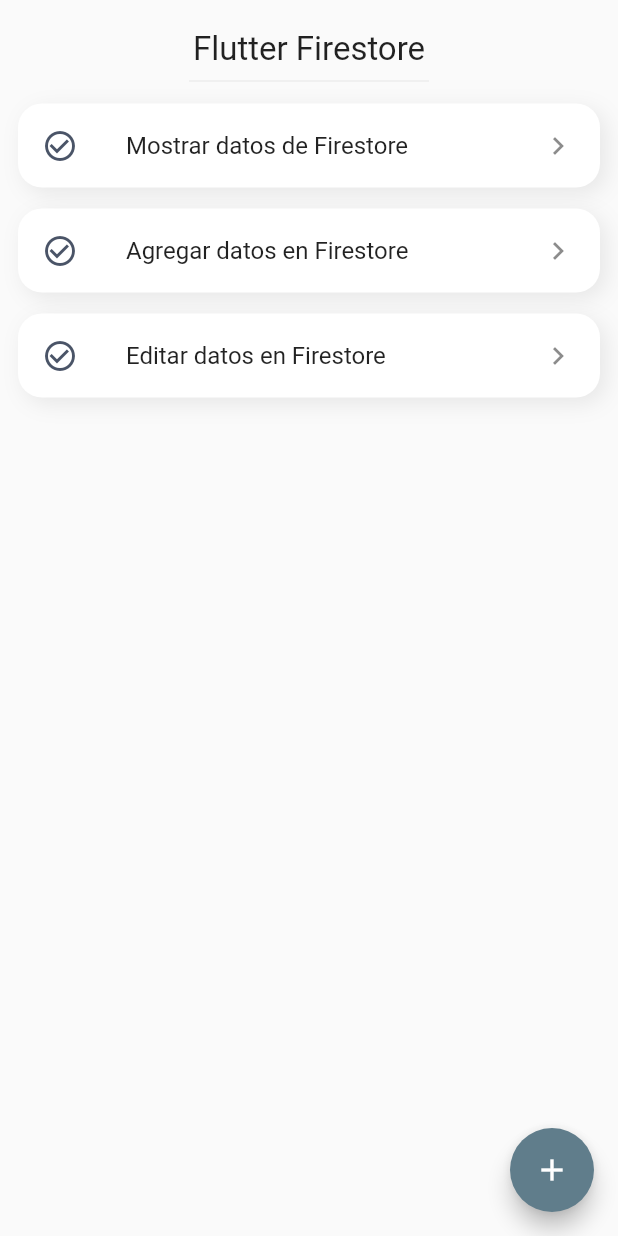
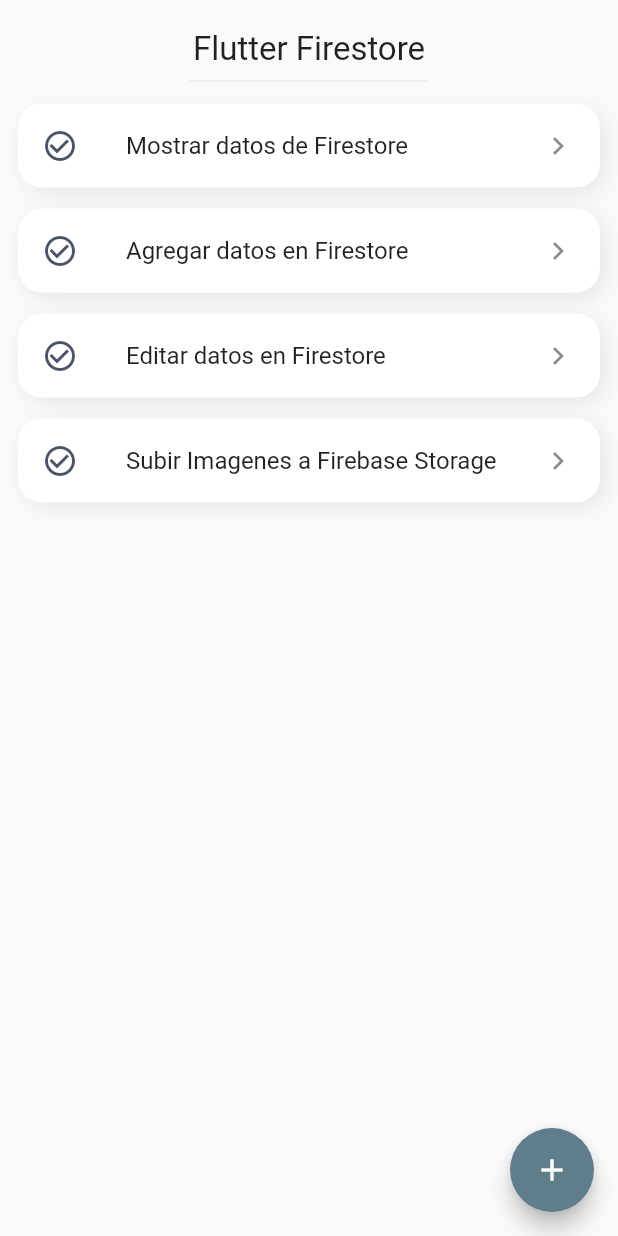
Before and after one commit to cparragatorres/flutter_firebase_crud, a Flutter app: the screen it shows after launch, on a phone screen of 412 x 824 dp. Run offline on Flutter 3.47's test engine with Material 2 defaults, Android fonts, the phone set to English and light mode, and no system bars; our stand-ins replace cloud_firestore, firebase_core, firebase_storage, google_fonts, image_picker; accounts and stored records are empty; Roboto replaces fonts that are missing (Oregano).

Commit message:
Subir imagenes a Firebase Storage

```diff
--- a/lib/Pages/home_page.dart
+++ b/lib/Pages/home_page.dart
@@ -1,11 +1,10 @@
 import 'package:flutter/material.dart';
 import 'package:google_fonts/google_fonts.dart';
-//Firestore
-import 'package:cloud_firestore/cloud_firestore.dart';
 // Pages
 import 'package:trueque_app/Pages/agregar_usuarios_page.dart';
 import 'package:trueque_app/Pages/editar_usuarios_page.dart';
 import 'package:trueque_app/Pages/mostrar_usuarios_page.dart';
+import 'package:trueque_app/Pages/subir_imagenes_page.dart';
 
 class HomePage extends StatefulWidget {
   @override
@@ -48,6 +47,10 @@ class _HomePageState extends State<HomePage> {
                 title: "Editar datos en Firestore",
                 toPage: EditarUsuariosPage(),
               ),
+              ItemComponentWidget(
+                title: "Subir Imagenes a Firebase Storage",
+                toPage: SubirImagenesPage(),
+              ),
             ],
           ),
         ),
@@ -63,7 +66,7 @@ class _HomePageState extends State<HomePage> {
   }
 }
 
-class ItemComponentWidget extends StatelessWidget {
+class ItemComponentWidget extends StatefulWidget {
   String title;
   Widget toPage;
 
@@ -72,6 +75,11 @@ class ItemComponentWidget extends StatelessWidget {
     required this.toPage,
   });
 
+  @override
+  State<ItemComponentWidget> createState() => _ItemComponentWidgetState();
+}
+
+class _ItemComponentWidgetState extends State<ItemComponentWidget> {
   @override
   Widget build(BuildContext context) {
     return Container(
@@ -89,13 +97,13 @@ class ItemComponentWidget extends StatelessWidget {
       ),
       child: ListTile(
         onTap: () {
-          Navigator.push(context, MaterialPageRoute(builder: (context) => toPage));
+          Navigator.push(context, MaterialPageRoute(builder: (context) => widget.toPage));
         },
         leading: Icon(
           Icons.check_circle_outline,
           color: Color(0xff4a5467),
         ),
-        title: Text(title),
+        title: Text(widget.title),
         trailing: Icon(
           Icons.chevron_right,
         ),
```
Also changed, not shown: lib/Pages/subir_imagenes_page.dart (added, +65 -0 lines), lib/services/select_image_service.dart (added, +7 -0 lines), lib/services/upload_image.dart (added, +29 -0 lines), pubspec.yaml (+6 -1 lines), pubspec.lock.
